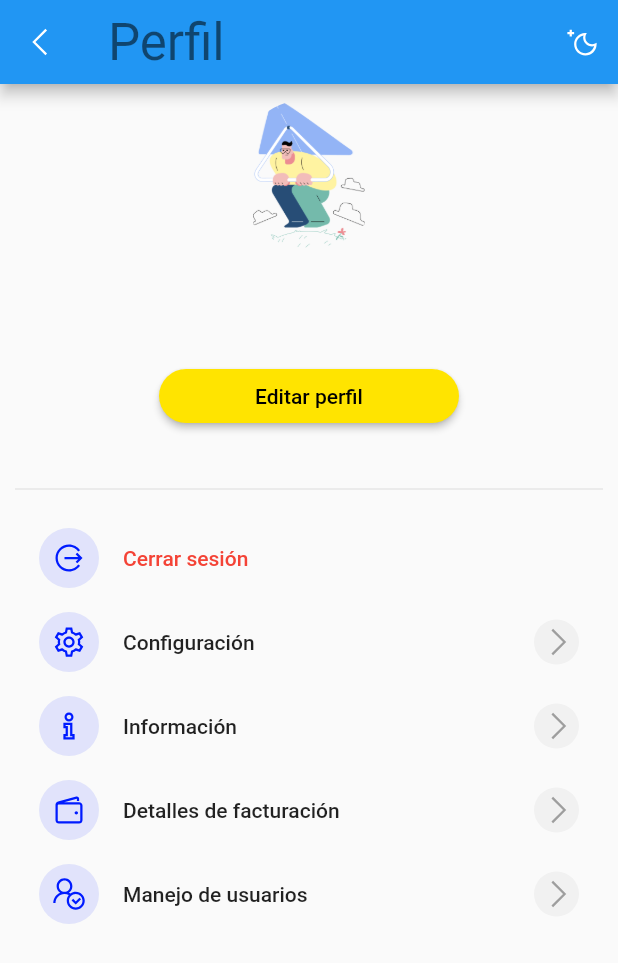
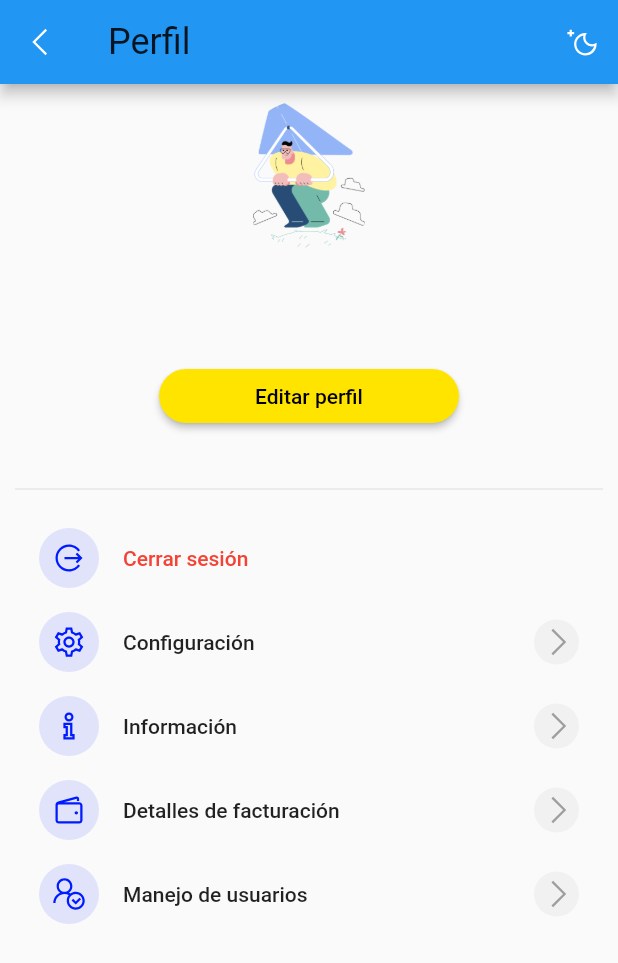
Before and after one commit to Joseph02MR/ProyectoMoviles, a Flutter app: the ProfileScreen screen opened directly, on a phone screen of 412 x 824 dp. Shown: the top 963 px of the screen. Run offline on Flutter 3.47's test engine with Material 2 defaults, Android fonts, the phone set to English and light mode, and no system bars; our stand-ins replace awesome_dialog, cloud_firestore, firebase_auth, firebase_core, firebase_storage, get and 8 more; missing offline and left inert: flutter_facebook_auth; accounts and stored records are empty; statements that could not run were skipped.

Commit message:
profile screen fix

```diff
--- a/lib/screens/profile/profile_screen.dart
+++ b/lib/screens/profile/profile_screen.dart
@@ -7,7 +7,6 @@ import 'package:final_moviles/screens/profile/update_profile_screen.dart';
 import 'package:final_moviles/utils/assets_constants.dart';
 import 'package:final_moviles/utils/color_constants.dart';
 import 'package:final_moviles/utils/text_constants.dart';
-import 'package:final_moviles/utils/theme_constants.dart';
 import 'package:final_moviles/widgets/profile/profile_menu_option.dart';
 import 'package:firebase_auth/firebase_auth.dart';
 import 'package:flutter/material.dart';
@@ -94,7 +93,7 @@ class _ProfileScreenState extends State<ProfileScreen> {
           icon: const Icon(LineAwesomeIcons.angle_left),
         ),
         title:
-            Text(tProfile, style: Theme.of(context).textTheme.headlineMedium),
+            Text(tProfile, style: Theme.of(context).textTheme.headlineSmall),
         actions: [
           IconButton(
               onPressed: () {
--- a/pubspec.yaml
+++ b/pubspec.yaml
@@ -55,6 +55,7 @@ dependencies:
   get: ^4.6.5
   logger: ^1.3.0
   image_picker: ^0.8.6+2
+  firebase_messaging: ^14.6.1
 
 dev_dependencies:
   flutter_test:
```
Also changed, not shown: lib/screens/profile/update_profile_screen.dart (+6 -7 lines), pubspec.lock, 1 other file.
